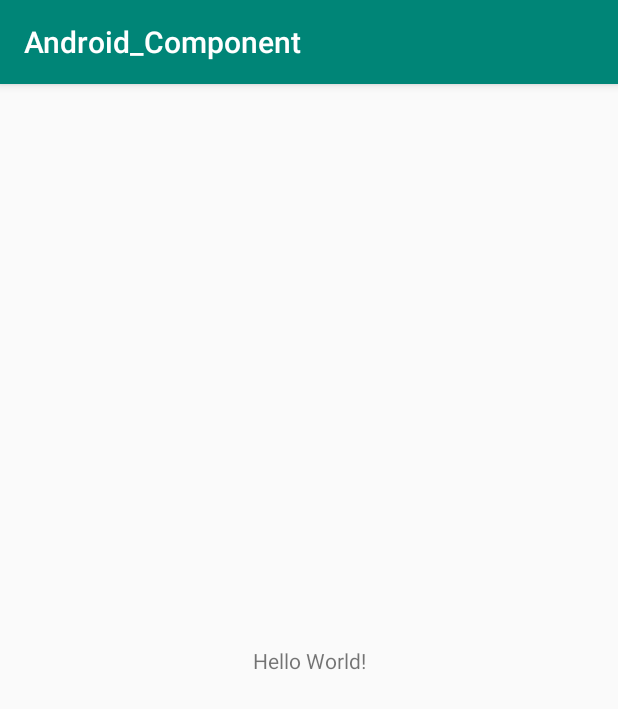
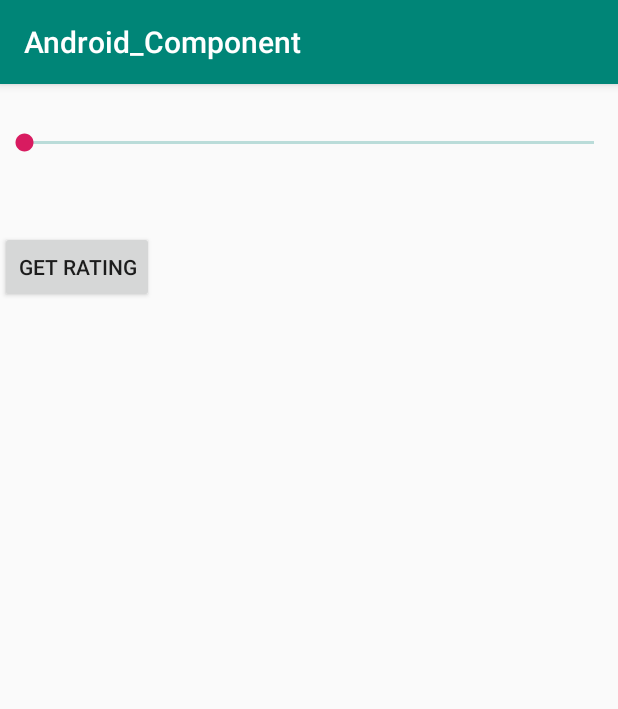
Before and after one commit to bellalhr/Android_Component, an Android app: the screen it shows after launch (MainActivity), on a phone screen of 412 x 824 dp. Shown: the top 709 px of the screen. Run offline under Robolectric (Android 15) with nearby library versions, the phone set to English and light mode, and no system bars.

Commit message:
Add ratingBar and Seekbar

```diff
--- a/app/src/main/java/io/destreza/android_component/MainActivity.java
+++ b/app/src/main/java/io/destreza/android_component/MainActivity.java
@@ -2,12 +2,56 @@ package io.destreza.android_component;
 
 import android.support.v7.app.AppCompatActivity;
 import android.os.Bundle;
+import android.view.View;
+import android.widget.Button;
+import android.widget.RatingBar;
+import android.widget.SeekBar;
+import android.widget.Toast;
 
 public class MainActivity extends AppCompatActivity {
 
     @Override
     protected void onCreate(Bundle savedInstanceState) {
         super.onCreate(savedInstanceState);
-        setContentView(R.layout.activity_main);
+        setContentView(R.layout.seckbar);
+
+       // getRatingBar();
+
+        getSeekbar();
     }
+
+    private void getRatingBar() {
+        Button ratinBtn=findViewById(R.id.getRatingBtn);
+        final RatingBar ratingBar=findViewById(R.id.ratingBar);
+
+        ratinBtn.setOnClickListener(new View.OnClickListener() {
+            @Override
+            public void onClick(View v) {
+                float rating=ratingBar.getRating();
+                Toast.makeText(MainActivity.this, "Rating "+rating, Toast.LENGTH_SHORT).show();
+            }
+        });
+    }
+
+    private void getSeekbar(){
+        SeekBar seekBar=findViewById(R.id.seekbar);
+        seekBar.setOnSeekBarChangeListener(new SeekBar.OnSeekBarChangeListener() {
+            @Override
+            public void onProgressChanged(SeekBar seekBar, int progress, boolean fromUser) {
+                Toast.makeText(MainActivity.this, "OnProgressChanged "+progress, Toast.LENGTH_SHORT).show();
+            }
+
+            @Override
+            public void onStartTrackingTouch(SeekBar seekBar) {
+                Toast.makeText(MainActivity.this, "OnProgressChanged "+seekBar.toString(), Toast.LENGTH_SHORT).show();
+            }
+
+            @Override
+            public void onStopTrackingTouch(SeekBar seekBar) {
+                Toast.makeText(MainActivity.this, "OnProgressChanged "+seekBar.toString(), Toast.LENGTH_SHORT).show();
+            }
+        });
+    }
+
+
 }
--- a/app/src/main/res/layout/activity_main.xml
+++ /dev/null
@@ -1,18 +0,0 @@
-<?xml version="1.0" encoding="utf-8"?>
-<android.support.constraint.ConstraintLayout xmlns:android="http://schemas.android.com/apk/res/android"
-    xmlns:app="http://schemas.android.com/apk/res-auto"
-    xmlns:tools="http://schemas.android.com/tools"
-    android:layout_width="match_parent"
-    android:layout_height="match_parent"
-    tools:context=".MainActivity">
-
-    <TextView
-        android:layout_width="wrap_content"
-        android:layout_height="wrap_content"
-        android:text="Hello World!"
-        app:layout_constraintBottom_toBottomOf="parent"
-        app:layout_constraintLeft_toLeftOf="parent"
-        app:layout_constraintRight_toRightOf="parent"
-        app:layout_constraintTop_toTopOf="parent" />
-
-</android.support.constraint.ConstraintLayout>
--- /dev/null
+++ b/app/src/main/res/layout/seckbar.xml
@@ -0,0 +1,24 @@
+<?xml version="1.0" encoding="utf-8"?>
+<LinearLayout
+    xmlns:android="http://schemas.android.com/apk/res/android"
+    android:layout_width="match_parent"
+    android:orientation="vertical"
+    android:layout_height="match_parent">
+    <SeekBar
+        android:id="@+id/seekbar"
+        android:layout_width="match_parent"
+        android:layout_height="wrap_content"
+        android:minHeight="10dp"
+        android:layout_marginTop="30dp"
+       android:progressBackgroundTint="@color/colorPrimary"
+        />
+    <Button
+        android:id="@+id/getRatingBtn"
+        android:layout_width="wrap_content"
+        android:layout_height="wrap_content"
+        android:text="Get Rating"
+        android:layout_marginTop="50dp"
+        />
+
+
+</LinearLayout>
```
Also changed, not shown: app/src/main/res/layout/rating_bar.xml (added, +26 -0 lines).
